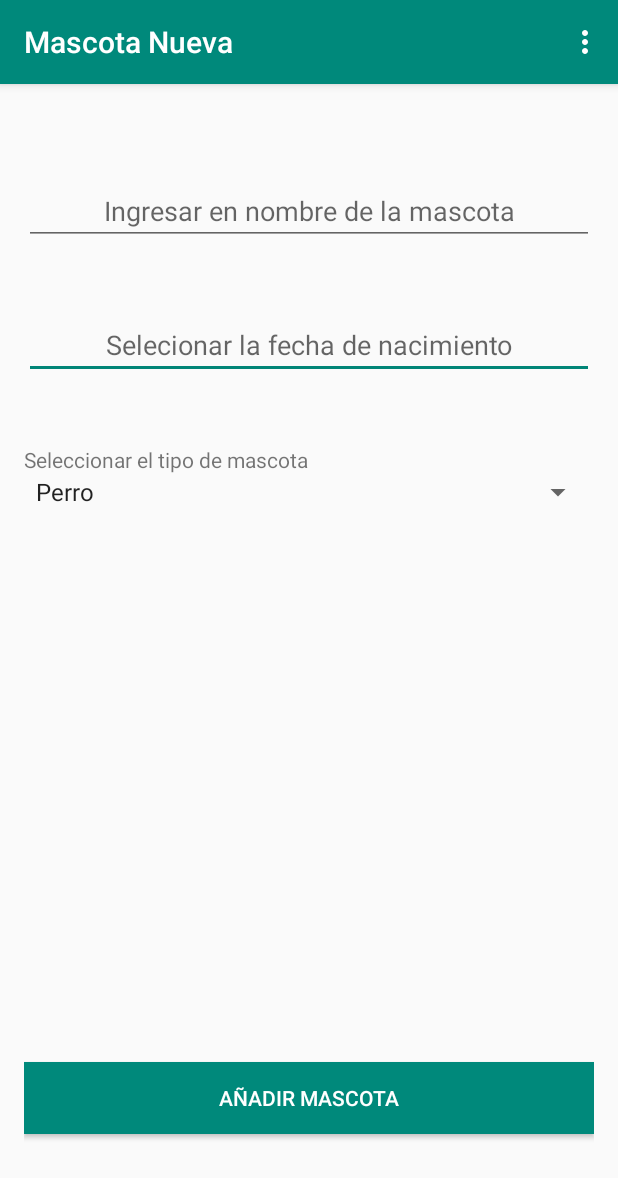
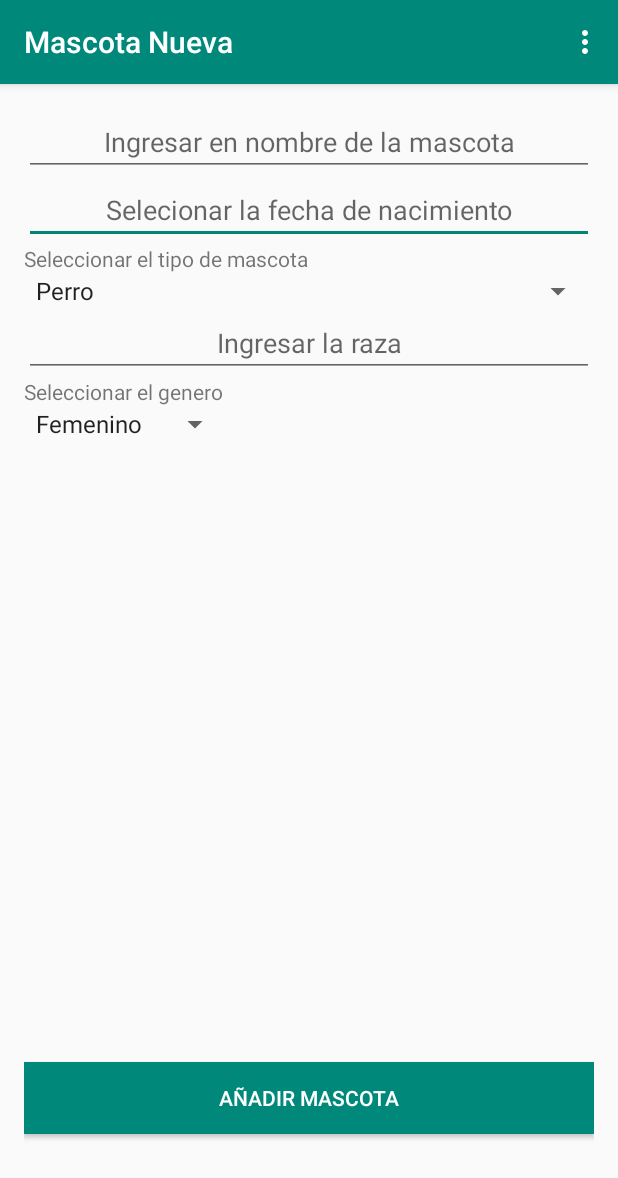
Before and after one commit to juanjo7g/Petted, an Android app: the MascotaNuevaActivity screen opened directly, with no data from a screen before it, on a phone screen of 412 x 824 dp. Shown: the top 1178 px of the screen. Run offline under Robolectric (Android 15) with nearby library versions, the phone set to English and light mode, and no system bars.

Commit message:
Cambios formulario nueva mascota.

```diff
--- a/app/src/main/java/co/edu/udea/pi/sjm/petted/vista/ListadoMascotasActivity.java
+++ b/app/src/main/java/co/edu/udea/pi/sjm/petted/vista/ListadoMascotasActivity.java
@@ -1,6 +1,8 @@
 package co.edu.udea.pi.sjm.petted.vista;
 
+
 import android.content.Intent;
+import android.support.v4.app.FragmentManager;
 import android.support.v7.app.AppCompatActivity;
 import android.os.Bundle;
 import android.view.Menu;
@@ -29,6 +31,8 @@ public class ListadoMascotasActivity extends AppCompatActivity {
     protected void onCreate(Bundle savedInstanceState) {
         super.onCreate(savedInstanceState);
         setContentView(R.layout.activity_listado_mascotas);
+        FragmentManager fm = getSupportFragmentManager();
+
         lvMascotas = (ListView) this.findViewById(R.id.lvListaMascotas);
         ibtnNuevaMacota = (ImageButton) this.findViewById(R.id.ibtnNuevaMascota);
         crearMascotas();
--- a/app/src/main/java/co/edu/udea/pi/sjm/petted/vista/MascotaNuevaActivity.java
+++ b/app/src/main/java/co/edu/udea/pi/sjm/petted/vista/MascotaNuevaActivity.java
@@ -26,6 +26,7 @@ public class MascotaNuevaActivity extends AppCompatActivity {
     private DatePickerDialog electorDeFechaDialogo;
     private SimpleDateFormat formateadorDeFecha;
     Spinner spinnerTipoMascota;
+    Spinner spinnerGenero;
     String[] tiposMascotas;
 
     @Override
@@ -34,6 +35,8 @@ public class MascotaNuevaActivity extends AppCompatActivity {
         setContentView(R.layout.activity_mascota_nueva);
 
         etFechaNacimiento = (EditText) findViewById(R.id.etFechaNacimiento);
+        spinnerTipoMascota = (Spinner) findViewById(R.id.spinnerTipoMascota);
+        spinnerGenero = (Spinner) findViewById(R.id.spinnerGenero);
 
         formateadorDeFecha = new SimpleDateFormat("dd/MM/yyyy", Locale.US);
 
@@ -42,7 +45,6 @@ public class MascotaNuevaActivity extends AppCompatActivity {
 
         mostrarFecha();
 
-        spinnerTipoMascota = (Spinner) findViewById(R.id.spinnerTipoMascota);
         ArrayAdapter<CharSequence> adapter;
 
         adapter = ArrayAdapter.createFromResource(this, R.array.TiposDeMascotas,
@@ -51,6 +53,12 @@ public class MascotaNuevaActivity extends AppCompatActivity {
         adapter.setDropDownViewResource(android.R.layout.simple_spinner_dropdown_item);
 
         spinnerTipoMascota.setAdapter(adapter);
+
+        adapter = ArrayAdapter.createFromResource(this, R.array.Generos,
+                android.R.layout.simple_spinner_item);
+
+        spinnerGenero.setAdapter(adapter);
+
     }
 
     private void findViewsById() {
--- a/app/src/main/res/layout/activity_mascota_nueva.xml
+++ b/app/src/main/res/layout/activity_mascota_nueva.xml
@@ -12,23 +12,59 @@
         android:id="@+id/etNombreMascota"
         android:layout_width="match_parent"
         android:layout_height="wrap_content"
+        android:layout_alignParentLeft="true"
+        android:layout_alignParentStart="true"
+        android:layout_alignParentTop="true"
         android:gravity="center"
         android:hint="Ingresar en nombre de la mascota"
-        android:inputType="textCapWords"
-        android:layout_alignParentTop="true"
-        android:layout_centerHorizontal="true"
-        android:layout_marginTop="46dp" />
+        android:inputType="textCapWords" />
 
     <EditText
         android:id="@+id/etFechaNacimiento"
         android:layout_width="match_parent"
         android:layout_height="wrap_content"
+        android:layout_alignParentLeft="true"
+        android:layout_alignParentStart="true"
+        android:layout_below="@+id/etNombreMascota"
         android:gravity="center"
-        android:hint="Selecionar la fecha de nacimiento"
-        android:layout_marginTop="44dp"
-        android:layout_below="@+id/etNombreMascota"
+        android:hint="Selecionar la fecha de nacimiento" />
+
+
+    <TextView
+        android:id="@+id/tvTipoMascota"
+        android:layout_width="wrap_content"
+        android:layout_height="wrap_content"
         android:layout_alignParentLeft="true"
-        android:layout_alignParentStart="true" />
+        android:layout_alignParentStart="true"
+        android:layout_below="@+id/etFechaNacimiento"
+        android:text="Seleccionar el tipo de mascota" />
+
+    <Spinner
+        android:id="@+id/spinnerTipoMascota"
+        android:layout_width="match_parent"
+        android:layout_height="wrap_content"
+        android:layout_below="@+id/tvTipoMascota"
+        android:layout_centerHorizontal="true"
+        android:gravity="center" />
+
+    <EditText
+        android:id="@+id/etRaza"
+        android:layout_width="match_parent"
+        android:layout_height="wrap_content"
+        android:layout_alignParentLeft="true"
+        android:layout_alignParentStart="true"
+        android:layout_below="@+id/spinnerTipoMascota"
+        android:gravity="center"
+        android:hint="Ingresar la raza" />
+
+    <TextView
+        android:id="@+id/tvGenero"
+        android:layout_width="wrap_content"
+        android:layout_height="wrap_content"
+        android:layout_alignParentLeft="true"
+        android:layout_alignParentStart="true"
+        android:layout_below="@+id/etRaza"
+        android:text="Seleccionar el genero" />
 
     <Button
         android:id="@+id/btnAgregarMascotar"
@@ -44,22 +80,12 @@
         android:text="@string/btn_agregar_mascota"
         android:textColor="@color/blanco" />
 
-    <TextView
-        android:id="@+id/textView"
+    <Spinner
         android:layout_width="wrap_content"
         android:layout_height="wrap_content"
-        android:text="Seleccionar el tipo de mascota"
-        android:layout_below="@+id/etFechaNacimiento"
+        android:id="@+id/spinnerGenero"
+        android:layout_below="@+id/tvGenero"
         android:layout_alignParentLeft="true"
-        android:layout_alignParentStart="true"
-        android:layout_marginTop="44dp" />
-
-    <Spinner
-        android:id="@+id/spinnerTipoMascota"
-        android:layout_width="match_parent"
-        android:layout_height="wrap_content"
-        android:gravity="center"
-        android:layout_below="@+id/textView"
-        android:layout_centerHorizontal="true" />
+        android:layout_alignParentStart="true" />
 
 </RelativeLayout>
--- a/app/src/main/res/values/dimens.xml
+++ b/app/src/main/res/values/dimens.xml
@@ -2,4 +2,5 @@
     <!-- Default screen margins, per the Android Design guidelines. -->
     <dimen name="activity_horizontal_margin">16dp</dimen>
     <dimen name="activity_vertical_margin">16dp</dimen>
+    <dimen name="edit_text_padding">20dp</dimen>
 </resources>
--- a/app/src/main/res/values/strings.xml
+++ b/app/src/main/res/values/strings.xml
@@ -32,4 +32,8 @@
         <item>Caballo</item>
         <item>Otro</item>
     </string-array>
+    <string-array name="Generos">
+        <item>Femenino</item>
+        <item>Masculino</item>
+    </string-array>
 </resources>
```
Also changed, not shown: app/src/main/ic_clear_white-web.png (added), app/src/main/res/mipmap-hdpi/ic_clear_white.png (added), app/src/main/res/mipmap-mdpi/ic_clear_white.png (added), app/src/main/res/mipmap-xhdpi/ic_clear_white.png (added), app/src/main/res/mipmap-xxhdpi/ic_clear_white.png (added), app/src/main/res/mipmap-xxxhdpi/ic_clear_white.png (added).
